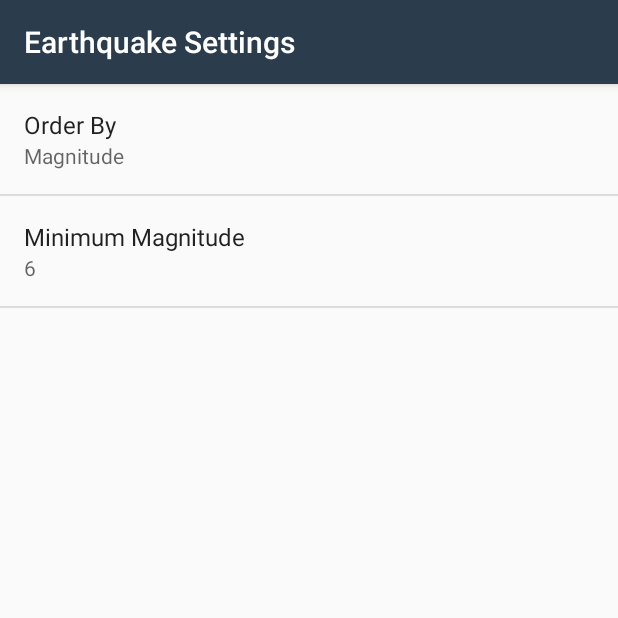
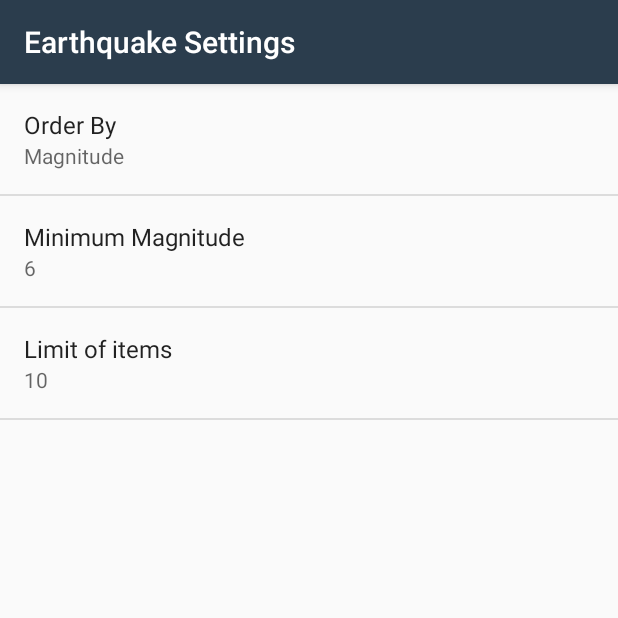
Before and after one commit to psy888/earthQauke, an Android app: the SettingsActivity screen opened directly, with no data from a screen before it, on a phone screen of 412 x 824 dp, the top half of it. Run offline under Robolectric (Android 15) with nearby library versions, the phone set to English and light mode, and no system bars.

Commit message:
Add to settings limit of items

```diff
--- a/app/src/main/java/com/example/android/quakereport/EarthquakeActivity.java
+++ b/app/src/main/java/com/example/android/quakereport/EarthquakeActivity.java
@@ -153,11 +153,16 @@ public class EarthquakeActivity extends AppCompatActivity implements LoaderManag
                 getString(R.string.settings_order_by_default)
         );
 
+        String limit = sharedPrefs.getString(
+                getString(R.string.settings_limit_key),
+                getString(R.string.settings_limit_default)
+        );
+
         Uri baseUri = Uri.parse(MAIN_URL);
         Uri.Builder uriBuilder = baseUri.buildUpon();
 
         uriBuilder.appendQueryParameter("format", "geojson");
-        uriBuilder.appendQueryParameter("limit", "10");
+        uriBuilder.appendQueryParameter("limit", limit);
         uriBuilder.appendQueryParameter("minmag", minMagnitude);
         uriBuilder.appendQueryParameter("orderby", orderBy);
 
--- a/app/src/main/java/com/example/android/quakereport/SettingsActivity.java
+++ b/app/src/main/java/com/example/android/quakereport/SettingsActivity.java
@@ -30,6 +30,9 @@ public class SettingsActivity extends AppCompatActivity {
 
             Preference orderBy = findPreference(getString(R.string.settings_order_by_key));
             bindPreferenceSummaryToValue(orderBy);
+
+            Preference limit = findPreference(getString(R.string.settings_limit_key));
+            bindPreferenceSummaryToValue(limit);
         }
 
         @Override
--- a/app/src/main/res/values/arrays.xml
+++ b/app/src/main/res/values/arrays.xml
@@ -9,4 +9,18 @@
         <item>@string/settings_order_by_magnitude_value</item>
         <item>@string/settings_order_by_most_recent_value</item>
     </string-array>
+
+    <string-array name="settings_limit_labels">
+        <item>@string/settings_limit_10_label</item>
+        <item>@string/settings_limit_20_label</item>
+        <item>@string/settings_limit_30_label</item>
+        <item>@string/settings_limit_40_label</item>
+    </string-array>
+
+    <string-array name="settings_limit_values">
+        <item>@string/settings_limit_10_value</item>
+        <item>@string/settings_limit_20_value</item>
+        <item>@string/settings_limit_30_value</item>
+        <item>@string/settings_limit_40_value</item>
+    </string-array>
 </resources>
--- a/app/src/main/res/values/strings.xml
+++ b/app/src/main/res/values/strings.xml
@@ -40,5 +40,26 @@
     <string name="settings_order_by_most_recent_label">Most Recent</string>
     <string name="settings_order_by_most_recent_value" translatable="false">time</string>
 
+    <!-- Strings For Limit Preference [CHAR LIMIT=30] -->
+    <string name="settings_limit_label">Limit of items</string>
+    <string name="settings_limit_key" translatable="false">limit</string>
+    <string name="settings_limit_default" translatable="false">@string/settings_limit_10_value</string>
+
+    <!-- Label for limit 10 option [CHAR LIMIT=20] -->
+    <string name="settings_limit_10_label">10</string>
+    <string name="settings_limit_10_value" translatable="false">10</string>
+
+    <!-- Label for limit 20 option [CHAR LIMIT=20] -->
+    <string name="settings_limit_20_label">20</string>
+    <string name="settings_limit_20_value" translatable="false">20</string>
+
+    <!-- Label for limit 30 option [CHAR LIMIT=20] -->
+    <string name="settings_limit_30_label">30</string>
+    <string name="settings_limit_30_value" translatable="false">30</string>
+
+    <!-- Label for limit 40 option [CHAR LIMIT=20] -->
+    <string name="settings_limit_40_label">40</string>
+    <string name="settings_limit_40_value" translatable="false">40</string>
+
 
 </resources>
--- a/app/src/main/res/xml/settings_main.xml
+++ b/app/src/main/res/xml/settings_main.xml
@@ -16,4 +16,11 @@
         android:selectAllOnFocus="true"
         android:title="@string/settings_min_magnitude_label"/>
 
+    <ListPreference
+        android:defaultValue="@string/settings_limit_default"
+        android:entries="@array/settings_limit_labels"
+        android:entryValues="@array/settings_limit_values"
+        android:key="@string/settings_limit_key"
+        android:title="@string/settings_limit_label" />
+
 </PreferenceScreen>
```
Also changed, not shown: app/src/main/res/drawable-hdpi/ic_filter.png (added), app/src/main/res/drawable-mdpi/ic_filter.png (added), app/src/main/res/drawable-xhdpi/ic_filter.png (added), app/src/main/res/drawable-xxhdpi/ic_filter.png (added), app/src/main/res/drawable-xxxhdpi/ic_filter.png (added).
